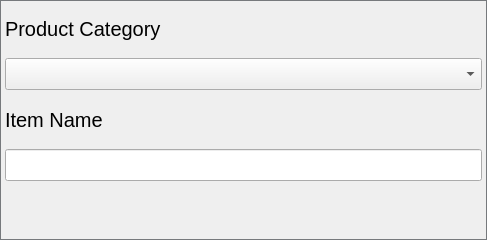
Qt form Windows/manualAddDialog.ui (addisonElliott/SmartShopTouchScreen) before a commit.
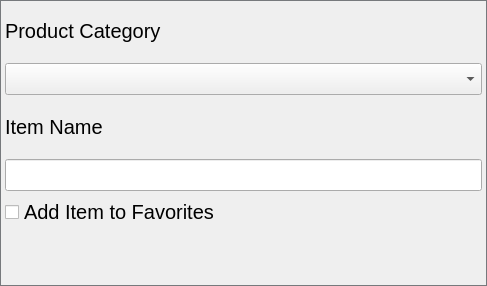
The same form after that commit. Icons and pictures are not drawn. Custom widgets are drawn as their Qt base class.

Commit message:
Added checkbox to ManualAddDialog that will add the item to the favorite's menu.
Created TouchCheckbox class to allow for left and right-clicking of the checkbox.

Added GetFavoritesCount to DatabaseManager class that gets the largest favorite index count. This is used when the "Add Item to Favorites" checkbox is checked in the ManualAddDialog so that it sets the favorite index to the last in the list.

What changed in the file:
```diff
--- a/Windows/manualAddDialog.ui
+++ b/Windows/manualAddDialog.ui
@@ -10,7 +10,7 @@
     <x>0</x>
     <y>0</y>
     <width>487</width>
-    <height>240</height>
+    <height>286</height>
    </rect>
   </property>
   <property name="sizePolicy">
@@ -97,7 +97,7 @@
      </property>
     </widget>
    </item>
-   <item row="5" column="0">
+   <item row="6" column="0">
     <layout class="QHBoxLayout" name="horizontalLayout_2">
      <property name="spacing">
       <number>15</number>
@@ -199,6 +199,19 @@
      </property>
     </widget>
    </item>
+   <item row="5" column="0">
+    <widget class="TouchCheckbox" name="favoritesCheckbox">
+     <property name="font">
+      <font>
+       <family>Segoe UI</family>
+       <pointsize>15</pointsize>
+      </font>
+     </property>
+     <property name="text">
+      <string>Add Item to Favorites</string>
+     </property>
+    </widget>
+   </item>
   </layout>
  </widget>
  <customwidgets>
@@ -212,6 +225,11 @@
    <extends>QLineEdit</extends>
    <header>Widgets/touchLineEdit.h</header>
   </customwidget>
+  <customwidget>
+   <class>TouchCheckbox</class>
+   <extends>QCheckBox</extends>
+   <header>Widgets/touchCheckbox.h</header>
+  </customwidget>
  </customwidgets>
  <tabstops>
   <tabstop>categoryComboBox</tabstop>
```
The commit also changes 4 other files.
